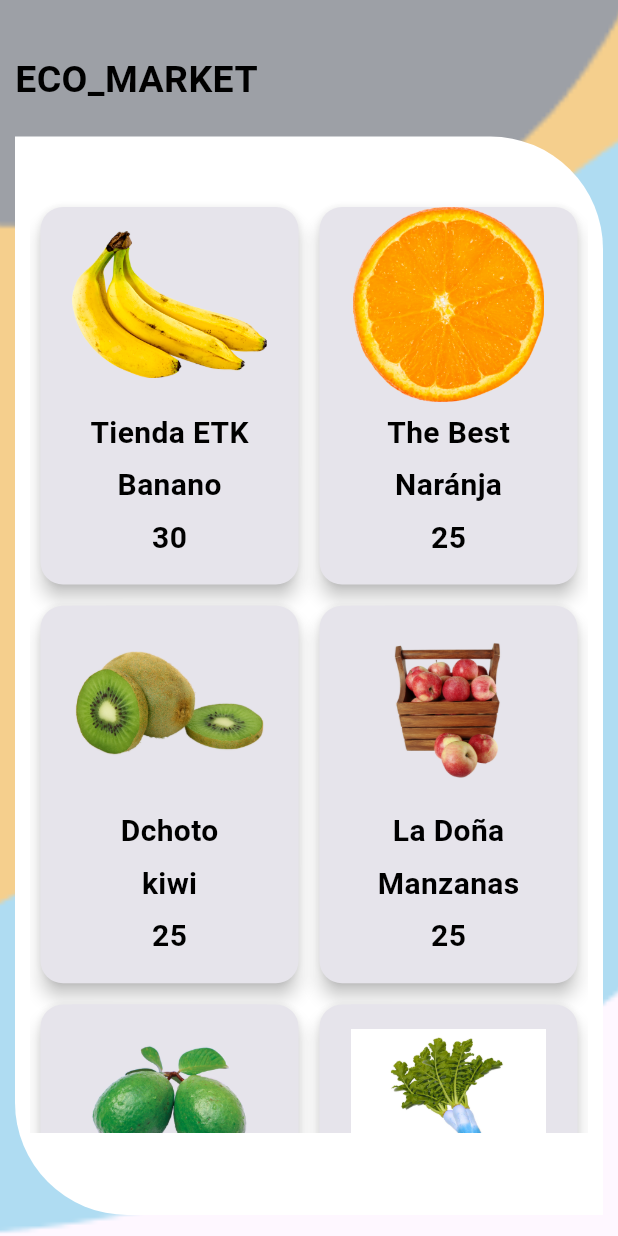
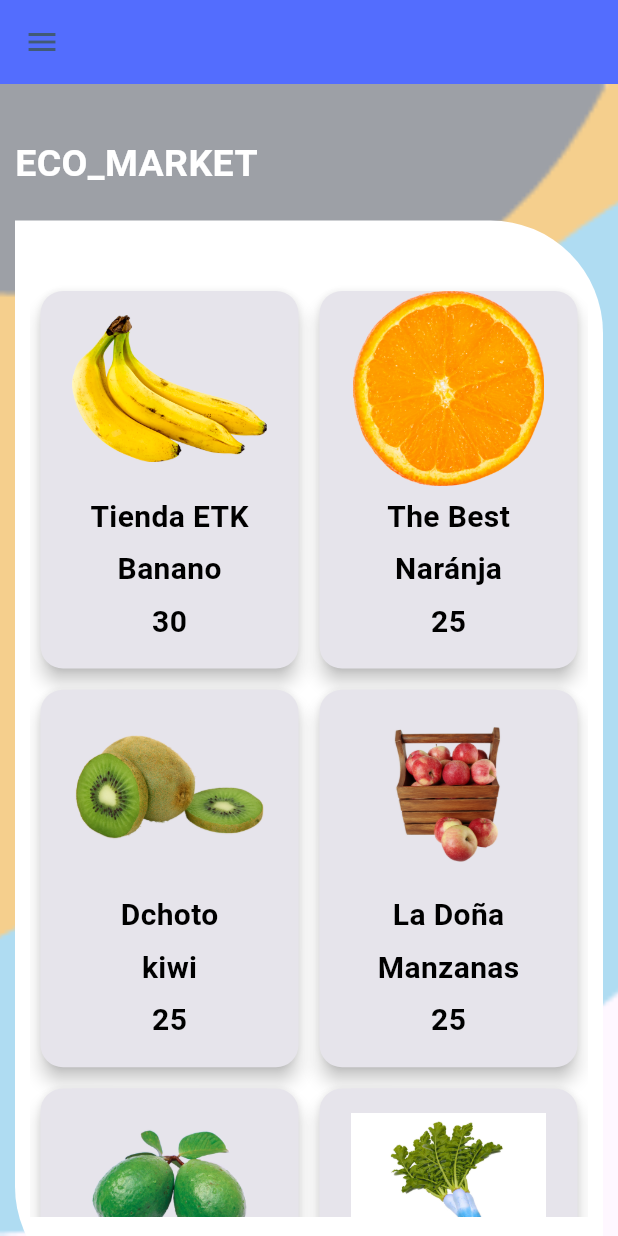
Before and after one commit to EQuinteros11/ECO_MARKET, a Flutter app: the ClienteOfertas screen opened directly, on a phone screen of 412 x 824 dp. Run offline on Flutter 3.47's test engine with Material 2 defaults, Android fonts, the phone set to English and light mode, and no system bars; our stand-ins replace firebase_auth, firebase_core, mask_text_input_formatter; accounts and stored records are empty; project files that could hold a hidden picture were left out.

Commit message:
Vistas Finalizadas con AppBar

```diff
--- a/lib/Cliente/cliente_ofertas.dart
+++ b/lib/Cliente/cliente_ofertas.dart
@@ -1,5 +1,6 @@
 import 'package:flutter/material.dart';
 
+import '../navbar.dart';
 import 'cliente_detalle_pagina_ofertas.dart';
 
 class ClienteOfertas extends StatefulWidget {
@@ -13,7 +14,11 @@ class _ClienteOfertasState extends State<ClienteOfertas> {
   @override
   Widget build(BuildContext context) {
     return Scaffold(
-
+      drawer: NavBar(),
+      appBar: AppBar(
+        backgroundColor: Colors.indigoAccent,
+        foregroundColor: const Color.fromRGBO(65, 90, 119, 1.0),
+      ),
       body: Container(
         decoration: const BoxDecoration(
             image: DecorationImage(
@@ -32,7 +37,7 @@ class _ClienteOfertasState extends State<ClienteOfertas> {
               style: new TextStyle(
                   fontWeight: FontWeight.bold,
                   fontSize: 25.0,
-                  color: Colors.black
+                  color: Colors.white
               ),
             ),
             SizedBox(
```
Also changed, not shown: lib/Cliente/cliente_detalle_pagina_ofertas.dart (+15 -7 lines).
